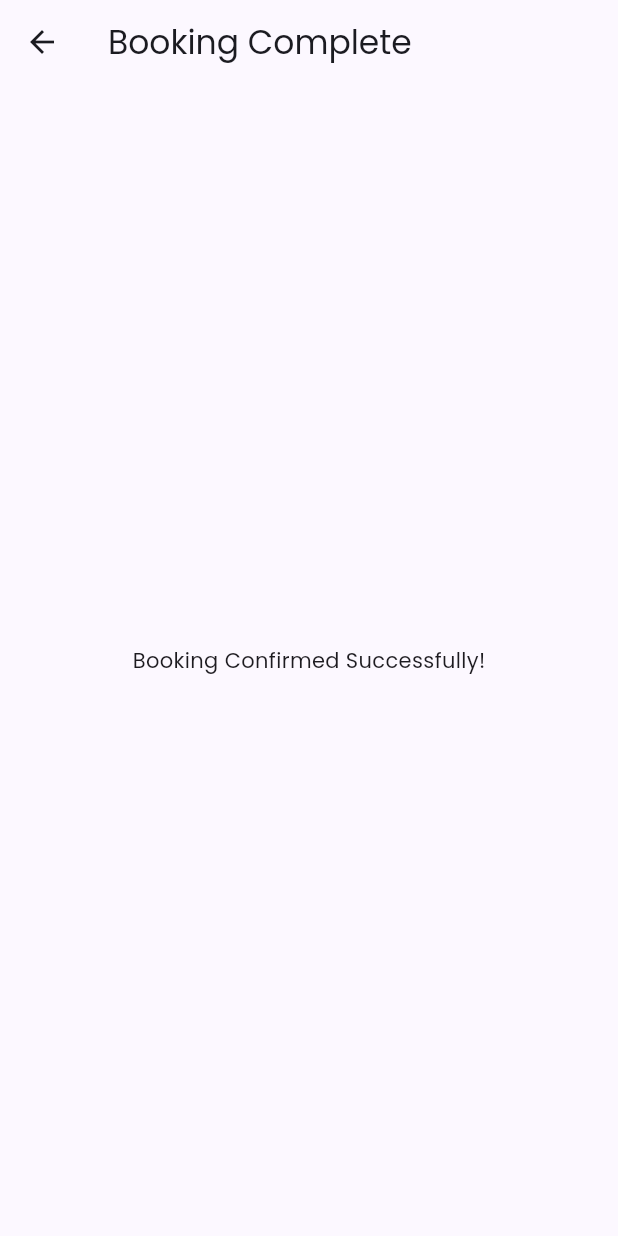
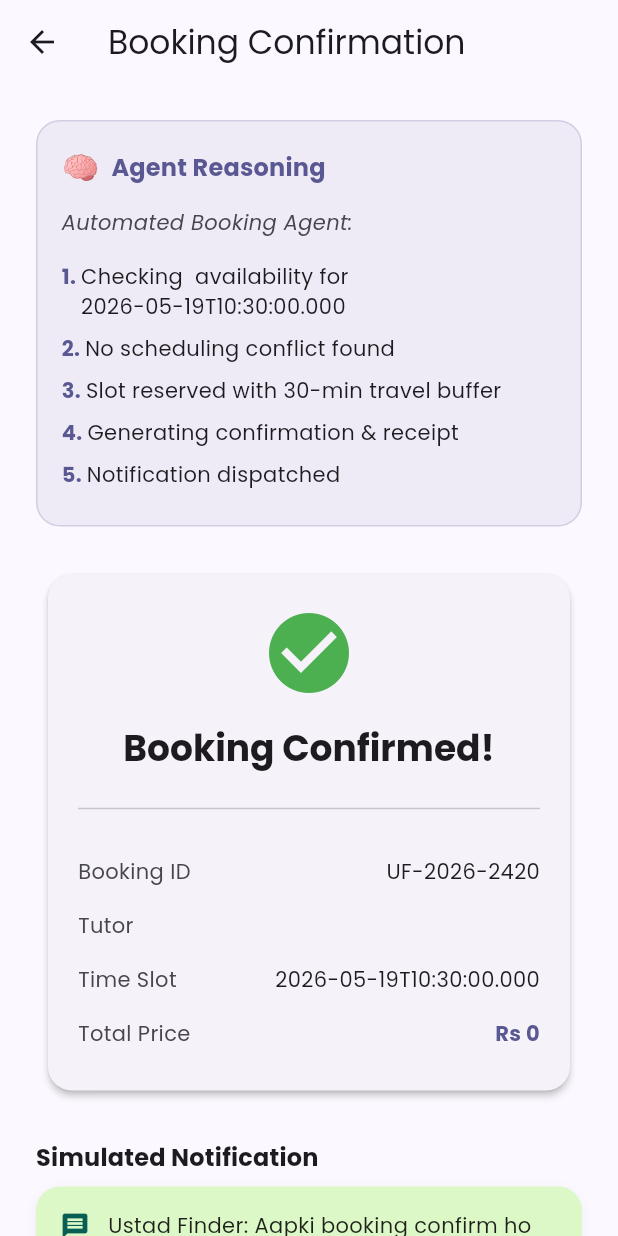
Before and after one commit to Umar-Raza/ustad-finder, a Flutter app: the PricingScreen screen opened directly with empty values, after a tap on "Confirm Booking", on a phone screen of 412 x 824 dp. Run offline on Flutter 3.47's test engine with Material 3 defaults, Android fonts, the phone set to English and light mode, and no system bars; drawn by our look-alikes of flutter_animate; our stand-ins replace google_fonts.

Commit message:
Implement end-to-end flow: Booking, Service Loop, Dispute Resolution, and Graceful Fallbacks

```diff
--- a/lib/models/match_result.dart
+++ b/lib/models/match_result.dart
@@ -4,10 +4,12 @@ class MatchResult {
   final Tutor tutor;
   final double totalScore; // 0 to 100
   final Map<String, double> factorBreakdown; // Each factor's weighted contribution
+  final bool isExactSubjectMatch;
 
   MatchResult({
     required this.tutor,
     required this.totalScore,
     required this.factorBreakdown,
+    this.isExactSubjectMatch = true,
   });
 }
--- /dev/null
+++ b/lib/screens/booking_screen.dart
@@ -0,0 +1,207 @@
+import 'package:flutter/material.dart';
+import 'dart:math';
+import '../models/tutor.dart';
+import '../widgets/agent_reasoning_panel.dart';
+import 'service_loop_screen.dart';
+
+class BookingScreen extends StatefulWidget {
+  final Tutor tutor;
+  final Map<String, dynamic> request;
+  final double finalPrice;
+
+  const BookingScreen({
+    super.key,
+    required this.tutor,
+    required this.request,
+    required this.finalPrice,
+  });
+
+  @override
+  State<BookingScreen> createState() => _BookingScreenState();
+}
+
+class _BookingScreenState extends State<BookingScreen> {
+  late final String _bookingId;
+
+  @override
+  void initState() {
+    super.initState();
+    // Generate random booking ID: UF-2026-XXXX
+    final rand = Random().nextInt(9000) + 1000;
+    _bookingId = 'UF-2026-$rand';
+  }
+
+  List<String> _generateReasoningSteps() {
+    final preferredTime = widget.request['preferredTime']?.toString() ?? 'requested time';
+    return [
+      'Checking ${widget.tutor.name} availability for $preferredTime',
+      'No scheduling conflict found',
+      'Slot reserved with 30-min travel buffer',
+      'Generating confirmation & receipt',
+      'Notification dispatched',
+    ];
+  }
+
+  Widget _buildSuccessCard(ThemeData theme) {
+    final preferredTime = widget.request['preferredTime']?.toString() ?? 'TBD';
+    return Card(
+      child: Padding(
+        padding: const EdgeInsets.all(20.0),
+        child: Column(
+          children: [
+            const Icon(Icons.check_circle, color: Colors.green, size: 64),
+            const SizedBox(height: 16),
+            Text('Booking Confirmed!', style: theme.textTheme.headlineSmall?.copyWith(fontWeight: FontWeight.bold)),
+            const SizedBox(height: 16),
+            const Divider(),
+            const SizedBox(height: 16),
+            _buildDetailRow('Booking ID', _bookingId, theme),
+            _buildDetailRow('Tutor', widget.tutor.name, theme),
+            _buildDetailRow('Time Slot', preferredTime, theme),
+            _buildDetailRow('Total Price', 'Rs ${widget.finalPrice.toStringAsFixed(0)}', theme, isBold: true),
+          ],
+        ),
+      ),
+    );
+  }
+
+  Widget _buildDetailRow(String label, String value, ThemeData theme, {bool isBold = false}) {
+    return Padding(
+      padding: const EdgeInsets.symmetric(vertical: 8.0),
+      child: Row(
+        mainAxisAlignment: MainAxisAlignment.spaceBetween,
+        children: [
+          Text(label, style: theme.textTheme.bodyMedium?.copyWith(color: theme.colorScheme.onSurfaceVariant)),
+          Text(
+            value,
+            style: theme.textTheme.bodyMedium?.copyWith(
+              fontWeight: isBold ? FontWeight.bold : FontWeight.normal,
+              color: isBold ? theme.colorScheme.primary : null,
+            ),
+          ),
+        ],
+      ),
+    );
+  }
+
+  Widget _buildNotificationCard(ThemeData theme) {
+    final preferredTime = widget.request['preferredTime']?.toString() ?? 'TBD';
+    return Column(
+      crossAxisAlignment: CrossAxisAlignment.start,
+      children: [
+        Text('Simulated Notification', style: theme.textTheme.titleMedium?.copyWith(fontWeight: FontWeight.bold)),
+        const SizedBox(height: 8),
+        Container(
+          padding: const EdgeInsets.all(16),
+          decoration: BoxDecoration(
+            color: const Color(0xFFDCF8C6), // WhatsApp light green tint
+            borderRadius: const BorderRadius.only(
+              topLeft: Radius.circular(16),
+              topRight: Radius.circular(16),
+              bottomRight: Radius.circular(16),
+            ),
+            boxShadow: [
+              BoxShadow(
+                color: Colors.black.withValues(alpha: 0.05),
+                blurRadius: 5,
+                offset: const Offset(0, 2),
+              ),
+            ],
+          ),
+          child: Row(
+            crossAxisAlignment: CrossAxisAlignment.start,
+            children: [
+              const Icon(Icons.message, color: Color(0xFF075E54), size: 20),
+              const SizedBox(width: 12),
+              Expanded(
+                child: Text(
+                  'Ustad Finder: Aapki booking confirm ho gayi hai! $_bookingId\n\nTutor: ${widget.tutor.name}\nTime: $preferredTime\nAmount: Rs ${widget.finalPrice.toStringAsFixed(0)}\n\nTutor jald hi aap se raabta karenge.',
+                  style: const TextStyle(color: Colors.black87, fontSize: 14),
+                ),
+              ),
+            ],
+          ),
+        ),
+      ],
+    );
+  }
+
+  Widget _buildReceiptCard(ThemeData theme) {
+    return Card(
+      elevation: 0,
+      shape: RoundedRectangleBorder(
+        side: BorderSide(color: theme.colorScheme.outlineVariant),
+        borderRadius: BorderRadius.circular(16),
+      ),
+      child: Padding(
+        padding: const EdgeInsets.all(16.0),
+        child: Column(
+          crossAxisAlignment: CrossAxisAlignment.start,
+          children: [
+            Row(
+              children: [
+                Icon(Icons.receipt_long, color: theme.colorScheme.primary),
+                const SizedBox(width: 8),
+                Text('Digital Receipt', style: theme.textTheme.titleMedium?.copyWith(fontWeight: FontWeight.bold)),
+              ],
+            ),
+            const SizedBox(height: 16),
+            _buildDetailRow('Session Fee', 'Rs ${widget.tutor.hourlyRate}', theme),
+            _buildDetailRow('Platform Fee', 'Rs ${(widget.finalPrice - widget.tutor.hourlyRate).toStringAsFixed(0)}', theme),
+            const Divider(),
+            _buildDetailRow('Total Charged', 'Rs ${widget.finalPrice.toStringAsFixed(0)}', theme, isBold: true),
+          ],
+        ),
+      ),
+    );
+  }
+
+  @override
+  Widget build(BuildContext context) {
+    final theme = Theme.of(context);
+
+    return Scaffold(
+      appBar: AppBar(title: const Text('Booking Confirmation')),
+      body: SingleChildScrollView(
+        padding: const EdgeInsets.all(24.0),
+        child: Column(
+          crossAxisAlignment: CrossAxisAlignment.stretch,
+          children: [
+            AgentReasoningPanel(
+              title: 'Automated Booking Agent:',
+              reasoningSteps: _generateReasoningSteps(),
+            ),
+            const SizedBox(height: 24),
+            _buildSuccessCard(theme),
+            const SizedBox(height: 24),
+            _buildNotificationCard(theme),
+            const SizedBox(height: 24),
+            _buildReceiptCard(theme),
+            const SizedBox(height: 32),
+            FilledButton.icon(
+              onPressed: () {
+                Navigator.push(
+                  context,
+                  MaterialPageRoute(
+                    builder: (context) => ServiceLoopScreen(
+                      bookingId: _bookingId,
+                      tutor: widget.tutor,
+                    ),
+                  ),
+                );
+              },
+              icon: const Icon(Icons.play_arrow),
+              label: const Text('Start Session Tracking'),
+              style: FilledButton.styleFrom(
+                padding: const EdgeInsets.all(20),
+                shape: RoundedRectangleBorder(
+                  borderRadius: BorderRadius.circular(16),
+                ),
+              ),
+            ),
+          ],
+        ),
+      ),
+    );
+  }
+}
--- a/lib/screens/pricing_screen.dart
+++ b/lib/screens/pricing_screen.dart
@@ -3,8 +3,8 @@ import '../models/tutor.dart';
 import '../models/price_quote.dart';
 import '../services/pricing_service.dart';
 import '../widgets/agent_reasoning_panel.dart';
-// Note: Assuming a basic Placeholder for BookingScreen until it is implemented.
 import 'package:flutter_animate/flutter_animate.dart';
+import 'booking_screen.dart';
 
 class PricingScreen extends StatefulWidget {
   final Tutor tutor;
@@ -90,9 +90,10 @@ class _PricingScreenState extends State<PricingScreen> {
                 Navigator.push(
                   context,
                   MaterialPageRoute(
-                    builder: (context) => Scaffold(
-                      appBar: AppBar(title: const Text('Booking Complete')),
-                      body: const Center(child: Text('Booking Confirmed Successfully!')),
+                    builder: (context) => BookingScreen(
+                      tutor: widget.tutor,
+                      request: widget.request,
+                      finalPrice: quote.finalPrice,
                     ),
                   ),
                 );
--- a/lib/services/matching_service.dart
+++ b/lib/services/matching_service.dart
@@ -31,8 +31,7 @@ class MatchingService {
         subjectMatchScore = 1.0;
       }
 
-      // Filter out immediately if subjectMatch is not 1.0
-      if (subjectMatchScore < 1.0) continue;
+      bool isExact = subjectMatchScore == 1.0;
 
       // 2. Proximity (Weight: 0.15)
       double proximityScore = 0.2; // default
@@ -100,6 +99,7 @@ class MatchingService {
         tutor: tutor,
         totalScore: totalScore,
         factorBreakdown: breakdown,
+        isExactSubjectMatch: isExact,
       ));
     }
 
```
Also changed, not shown: lib/screens/dispute_screen.dart (added, +231 -0 lines), lib/screens/matching_screen.dart (+33 -4 lines), lib/screens/request_screen.dart (+9 -1 lines), lib/screens/service_loop_screen.dart (added, +226 -0 lines), lib/screens/understanding_screen.dart (+13 -1 lines).
